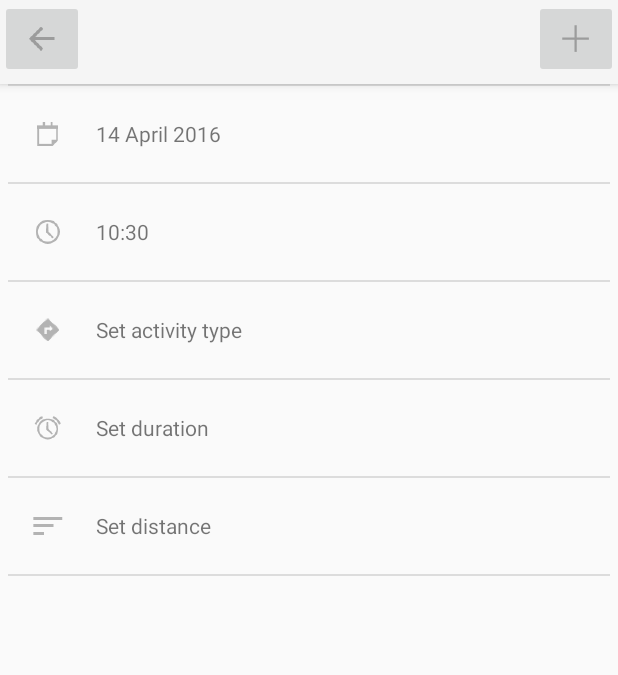
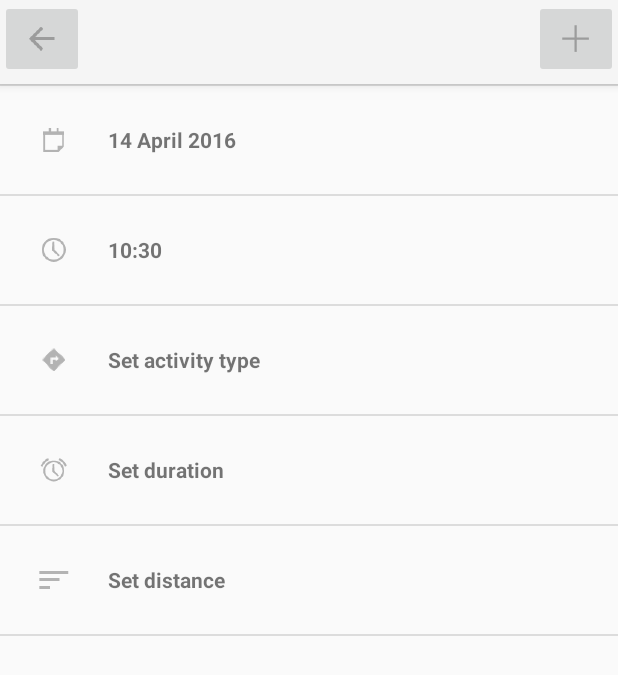
Before and after one commit to punishermalade/FitnessTracker, an Android app: the screen it shows after launch (AddNewFitnessActivity), after a tap on an icon or button, on a phone screen of 412 x 824 dp. Shown: the top 675 px of the screen. Run offline under Robolectric (Android 15) with nearby library versions, the phone set to English and light mode, and no system bars.

Commit message:
using the styles and themes on visual elements

```diff
--- a/app/src/main/res/layout/activity_add_new_fitness.xml
+++ b/app/src/main/res/layout/activity_add_new_fitness.xml
@@ -47,28 +47,25 @@
         android:layout_height="match_parent"
         android:orientation="vertical"
         android:showDividers="beginning|end|middle"
-        android:divider="?android:attr/dividerHorizontal"
-        android:dividerPadding="5dp">
+        android:divider="?android:attr/dividerHorizontal">
 
         <LinearLayout
             android:layout_width="match_parent"
             android:layout_height="wrap_content"
             android:id="@+id/layout_date"
-            android:orientation="horizontal"
-            android:padding="16dp">
+            android:theme="@style/AppTheme.AddFitnessLayout">
 
             <ImageView
                 android:layout_width="wrap_content"
                 android:layout_height="wrap_content"
-                android:layout_alignParentLeft="true"
-                android:layout_marginRight="16dp"
+                android:theme="@style/AppTheme.AddFitnessIcon"
                 android:src="@drawable/ic_add_fitness_day"/>
 
             <TextView
                 android:layout_width="wrap_content"
-                android:layout_height="wrap_content"
+                android:layout_height="match_parent"
                 android:id="@+id/txt_add_date"
-                android:layout_gravity="center_vertical"
+                android:theme="@style/AppTheme.AddFitnessLabel"
                 android:text="@string/add_fitness_day"/>
 
         </LinearLayout>
@@ -78,21 +75,20 @@
             android:layout_width="match_parent"
             android:layout_height="wrap_content"
             android:id="@+id/layout_time"
-            android:orientation="horizontal"
-            android:padding="16dp">
+            android:theme="@style/AppTheme.AddFitnessLayout">
 
             <ImageView
                 android:layout_width="wrap_content"
                 android:layout_height="wrap_content"
                 android:id="@+id/lbl_add_time"
-                android:layout_marginRight="16dp"
+                android:theme="@style/AppTheme.AddFitnessIcon"
                 android:src="@drawable/ic_add_fitness_time_day" />
 
             <TextView
                 android:layout_width="wrap_content"
-                android:layout_height="wrap_content"
+                android:layout_height="match_parent"
                 android:id="@+id/txt_add_time"
-                android:layout_gravity="center_vertical"
+                android:theme="@style/AppTheme.AddFitnessLabel"
                 android:text="@string/add_fitness_time"/>
 
         </LinearLayout>
@@ -101,21 +97,20 @@
             android:layout_width="match_parent"
             android:layout_height="wrap_content"
             android:id="@+id/layout_act_type"
-            android:orientation="horizontal"
-            android:padding="16dp">
+            android:theme="@style/AppTheme.AddFitnessLayout">
 
             <ImageView
                 android:layout_width="wrap_content"
                 android:layout_height="wrap_content"
                 android:id="@+id/lbl_add_act_type"
-                android:layout_marginRight="16dp"
+                android:theme="@style/AppTheme.AddFitnessIcon"
                 android:src="@drawable/ic_add_fitness_type"/>
 
             <TextView
                 android:layout_width="wrap_content"
-                android:layout_height="wrap_content"
+                android:layout_height="match_parent"
                 android:id="@+id/btn_add_act_type"
-                android:layout_gravity="center_vertical"
+                android:theme="@style/AppTheme.AddFitnessLabel"
                 android:text="@string/add_fitness_type"/>
 
         </LinearLayout>
@@ -124,21 +119,20 @@
             android:layout_width="match_parent"
             android:layout_height="wrap_content"
             android:id="@+id/layout_duration"
-            android:orientation="horizontal"
-            android:padding="16dp">
+            android:theme="@style/AppTheme.AddFitnessLayout">
 
             <ImageView
                 android:layout_width="wrap_content"
                 android:layout_height="wrap_content"
-                android:layout_marginRight="16dp"
+                android:theme="@style/AppTheme.AddFitnessIcon"
                 android:src="@drawable/ic_add_fitness_time"
                 android:id="@+id/lbl_add_act_duration"/>
 
             <TextView
                 android:layout_width="wrap_content"
-                android:layout_height="wrap_content"
+                android:layout_height="match_parent"
                 android:id="@+id/btn_add_act_duration"
-                android:layout_gravity="center_vertical"
+                android:theme="@style/AppTheme.AddFitnessLabel"
                 android:text="@string/add_fitness_duration"/>
 
         </LinearLayout>
@@ -147,21 +141,20 @@
             android:layout_width="match_parent"
             android:layout_height="wrap_content"
             android:id="@+id/layout_distance"
-            android:orientation="horizontal"
-            android:padding="16dp">
+            android:theme="@style/AppTheme.AddFitnessLayout">
 
             <ImageView
                 android:layout_width="wrap_content"
                 android:layout_height="wrap_content"
-                android:layout_marginRight="16dp"
+                android:theme="@style/AppTheme.AddFitnessIcon"
                 android:id="@+id/lbl_add_act_distance"
                 android:src="@drawable/ic_add_fitness_distance"/>
 
             <TextView
                 android:layout_width="wrap_content"
-                android:layout_height="wrap_content"
+                android:layout_height="match_parent"
                 android:id="@+id/btn_add_act_distance"
-                android:layout_gravity="center_vertical"
+                android:theme="@style/AppTheme.AddFitnessLabel"
                 android:text="@string/add_fitness_distance"/>
 
         </LinearLayout>
--- a/app/src/main/res/menu/menu_main.xml
+++ b/app/src/main/res/menu/menu_main.xml
@@ -22,10 +22,4 @@
         android:title="@string/action_import_db"
         app:showAsAction="never"></item>
 
-    <item
-        android:id="@+id/action_signin_google"
-        android:orderInCategory="400"
-        android:title="@string/action_signin_google"
-        app:showAsAction="never"
-        android:visible="false"/>
 </menu>
--- a/app/src/main/res/values/colors.xml
+++ b/app/src/main/res/values/colors.xml
@@ -3,4 +3,5 @@
     <color name="colorPrimary">#3F51B5</color>
     <color name="colorPrimaryDark">#303F9F</color>
     <color name="colorAccent">#FF4081</color>
+    <color name="colorFitnessData">#0099ff</color>
 </resources>
--- a/app/src/main/res/values/styles.xml
+++ b/app/src/main/res/values/styles.xml
@@ -17,4 +17,33 @@
 
     <style name="AppTheme.PopupOverlay" parent="ThemeOverlay.AppCompat.Light" />
 
+    <!-- custom styles -->
+    <style name="AppTheme.AddFitnessLabel">
+        <item name="android:textStyle">bold</item>
+        <item name="android:gravity">center_vertical</item>
+    </style>
+
+    <style name="AppTheme.AddFitnessIcon">
+        <item name="android:layout_alignParentLeft">true</item>
+    </style>
+
+    <style name="AppTheme.AddFitnessLayout">
+        <item name="android:padding">10dp</item>
+        <item name="android:orientation">horizontal</item>
+    </style>
+
+    <style name="AppTheme.ListFitnessDataLabel">
+        <item name="android:textSize">20sp</item>
+        <item name="android:textStyle">bold</item>
+    </style>
+
+    <style name="AppTheme.ListFitnessDescriptionLabel">
+        <item name="android:textStyle">bold</item>
+    </style>
+
+    <style name="AppTheme.ListFitnessDateLabel">
+        <item name="android:textSize">16sp</item>
+        <item name="android:textStyle">bold</item>
+    </style>
+
 </resources>
```
Also changed, not shown: app/src/main/res/layout/fragment_main_list_row.xml (+16 -19 lines), app/src/main/res/values/strings.xml (+10 -6 lines).
